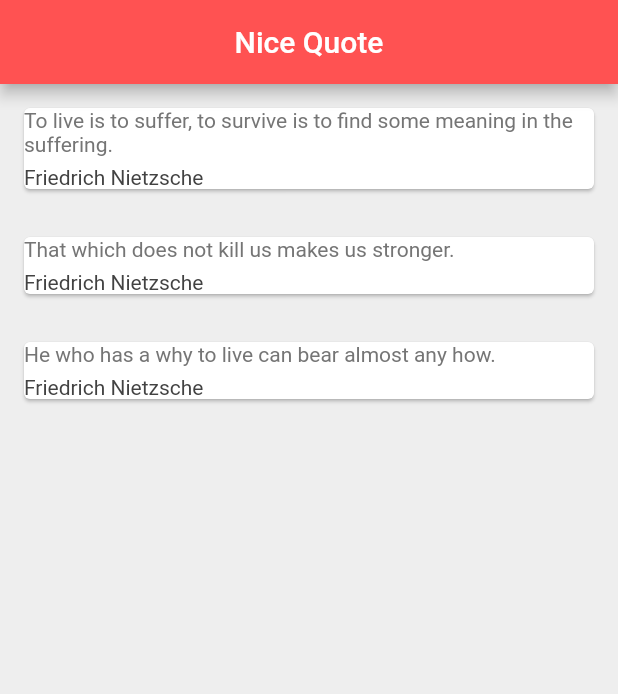
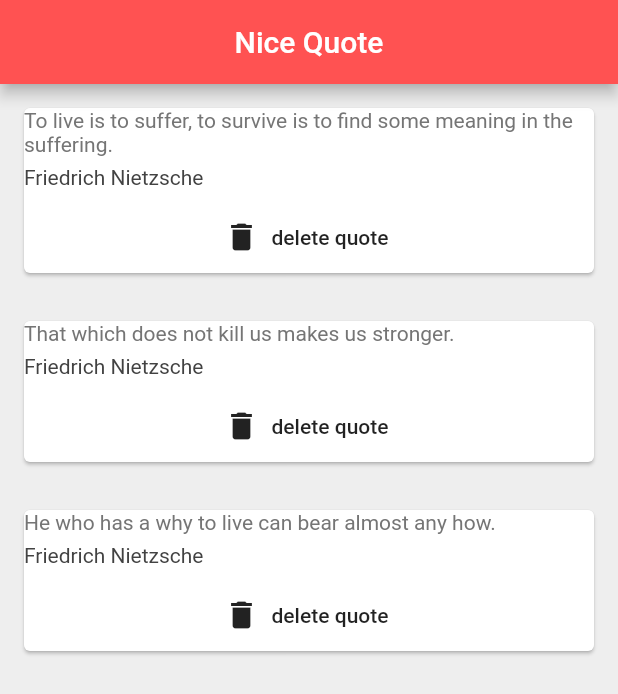
Before and after one commit to shakhawat-khan/quotes_flutter, a Flutter app: the screen it shows after launch, on a phone screen of 412 x 824 dp. Shown: the top 694 px of the screen. Run offline on Flutter 3.47's test engine with Material 2 defaults, Android fonts, the phone set to English and light mode, and no system bars.

Commit message:
add_delete_button

```diff
--- a/lib/main.dart
+++ b/lib/main.dart
@@ -43,6 +43,11 @@ class _QuoteListState extends State<QuoteList> {
             ),
           ),
 
+          SizedBox(height: 8.0,),
+          FlatButton.icon(onPressed: () {},
+              icon: Icon(Icons.delete),
+              label: Text('delete quote'))
+
         ],
       ),
 
```
